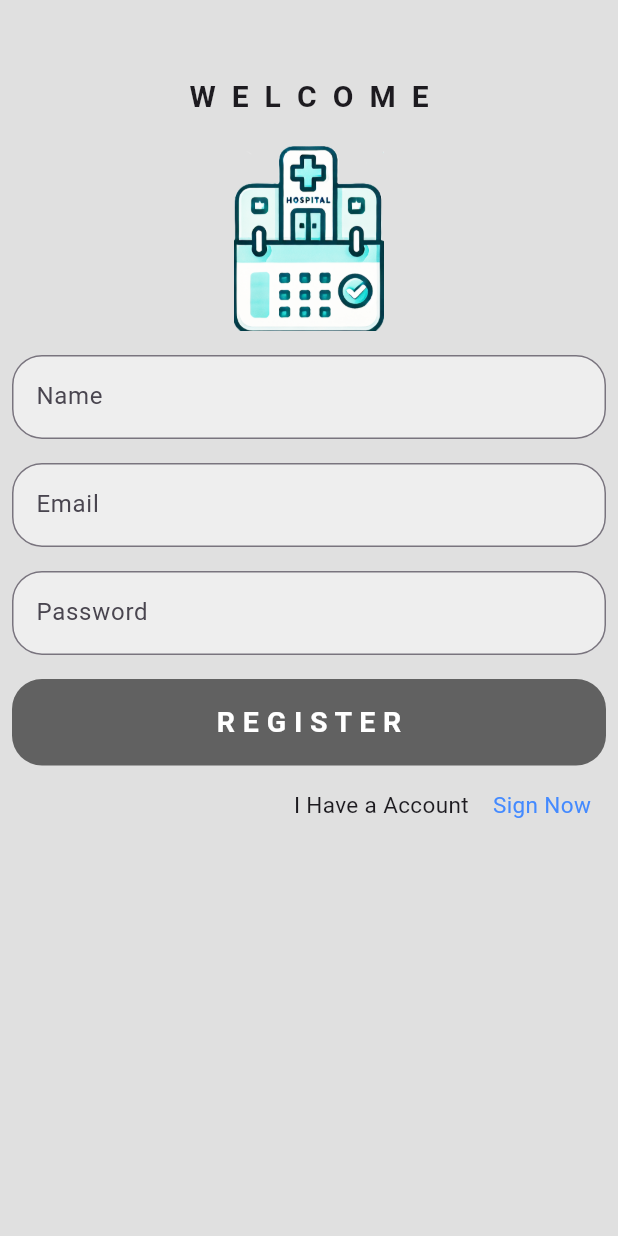
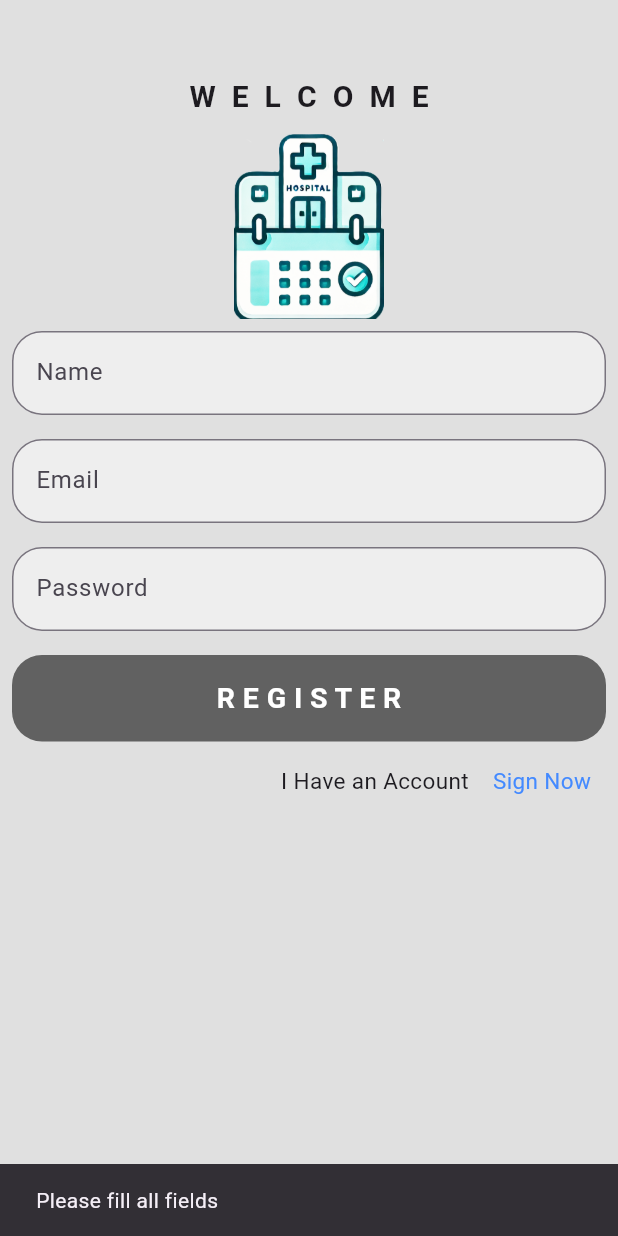
Before and after one commit to amalmathew2003/Hospital, a Flutter app: the RegisterPage screen opened directly, after a tap on "R E G I S T E R", on a phone screen of 412 x 824 dp. Run offline on Flutter 3.47's test engine with Material 3 defaults, Android fonts, the light colour scheme and no system bars; our stand-ins replace cloud_firestore, firebase_auth, firebase_core, flutter_screenutil, google_fonts, pdf and 1 more; accounts and stored records are empty; network calls fail.

Commit message:
this my 5 commit

```diff
--- a/lib/Screen/Home_Page.dart
+++ b/lib/Screen/Home_Page.dart
@@ -19,11 +19,20 @@ class _HomePageState extends State<HomePage> {
   final user = FirebaseAuth.instance.currentUser;
 
   Future<String?> getuser() async {
-    // Use the correct Userid from widget
-    DocumentSnapshot doc =
-    await FirebaseFirestore.instance.collection('user').doc(widget.Userid).get();
-    return doc.exists ? doc['name'] : null;
+    DocumentSnapshot doc = await FirebaseFirestore.instance
+        .collection('user')
+        .doc(widget.Userid)
+        .get();
+
+    print('User document: ${doc.data()}');
+
+    if (doc.exists && doc.data() != null) {
+      final data = doc.data() as Map<String, dynamic>;
+      return data['name'];
+    }
+    return null;
   }
+
 
   Future<void> Logout(BuildContext context) async {
     await FirebaseAuth.instance.signOut();
--- a/lib/Screen/Login_Screen.dart
+++ b/lib/Screen/Login_Screen.dart
@@ -155,7 +155,7 @@ class _LoginScreenState extends State<LoginScreen> {
                     padding: const EdgeInsets.all(8.0),
                     child: GestureDetector(
                         onTap: () {
-                          Navigator.push(context, MaterialPageRoute(
+                          Navigator.pushReplacement(context, MaterialPageRoute(
                               builder: (BuildContext context) {
                             return RegisterPage();
                           }));
--- a/lib/Screen/Register_Page.dart
+++ b/lib/Screen/Register_Page.dart
@@ -1,9 +1,7 @@
 import 'package:cloud_firestore/cloud_firestore.dart';
 import 'package:firebase_auth/firebase_auth.dart';
-import 'package:flutter/cupertino.dart';
 import 'package:flutter/material.dart';
 import 'package:google_fonts/google_fonts.dart';
-
 import 'Home_Page.dart';
 
 class RegisterPage extends StatefulWidget {
@@ -14,28 +12,55 @@ class RegisterPage extends StatefulWidget {
 }
 
 class _RegisterPageState extends State<RegisterPage> {
-  TextEditingController name=TextEditingController();
+  TextEditingController name = TextEditingController();
   TextEditingController email = TextEditingController();
   TextEditingController password = TextEditingController();
-  Future sign_up() async {
-    String Username=name.text.trim();
-    await FirebaseAuth.instance.createUserWithEmailAndPassword(
-        email: email.text.trim(), password: password.text.trim());
-    FirebaseFirestore.instance.collection('user').doc('Userid').set({'name':Username});
+
+  Future<void> signUpUser() async {
+    String username = name.text.trim();
+    String userEmail = email.text.trim();
+    String userPassword = password.text.trim();
+
+    if (username.isEmpty || userEmail.isEmpty || userPassword.isEmpty) {
+      ScaffoldMessenger.of(context).showSnackBar(
+        SnackBar(content: Text('Please fill all fields')),
+      );
+      return;
     }
-  // Future<void> Saveuser(String Userid) async {
-  //   String Username=name.text.trim();
-  //   if(Username.isNotEmpty){
-  //     await FirebaseFirestore.instance.collection('user').doc("Userid").set({
-  //       'name':Username,
-  //     });
-  //   }
-  // }
+
+    try {
+      // Firebase Authentication
+      UserCredential userCredential = await FirebaseAuth.instance
+          .createUserWithEmailAndPassword(email: userEmail, password: userPassword);
+
+      String uid = userCredential.user!.uid;
+
+      // Save to Firestore
+      await FirebaseFirestore.instance.collection('user').doc(uid).set({
+        'name': username,
+        'email': userEmail,
+      });
+
+      // Navigate to HomePage
+      Navigator.pushReplacement(
+        context,
+        MaterialPageRoute(
+          builder: (context) => HomePage(Userid: uid),
+        ),
+      );
+    } catch (e) {
+      print("Error during sign up: $e");
+      ScaffoldMessenger.of(context).showSnackBar(
+        SnackBar(content: Text('Signup failed: ${e.toString()}')),
+      );
+    }
+  }
 
   @override
   Widget build(BuildContext context) {
     final w = MediaQuery.of(context).size.width;
     final h = MediaQuery.of(context).size.height;
+
     return Scaffold(
       backgroundColor: Colors.grey[300],
       body: SingleChildScrollView(
@@ -43,88 +68,52 @@ class _RegisterPageState extends State<RegisterPage> {
           child: Center(
             child: Column(
               children: [
-              SizedBox(
-                height: 50,
-              ),
+                SizedBox(height: 50),
                 Text(
                   "W  E  L  C  O  M  E",
                   style: GoogleFonts.yesevaOne(
                       fontSize: 20, fontWeight: FontWeight.w700),
                 ),
-              SizedBox(
-                height: 10,
-              ),
-              Padding(
-                padding: const EdgeInsets.all(8.0),
-                child: Container(
+                SizedBox(height: 10),
+                Container(
                   height: h * .15,
                   width: w * .30,
                   decoration: BoxDecoration(
                     image: DecorationImage(
-                          image: AssetImage("assets/image/project final.png"))),
-
-                  // child: Image(image: AssetImage("assets/image/project final.png"),fit: BoxFit.contain,),
-                ),
-              ),
-              Padding(
-                padding: const EdgeInsets.all(8.0),
-                child: Container(
-                  decoration: BoxDecoration(
-                      color: Colors.grey[200],
-                      borderRadius: BorderRadius.circular(20)),
-                  child: TextFormField(
-                    controller: name,
-                    decoration: InputDecoration(
-                        hintText: "User Name",
-                        label: Text("Name"),
-                        border: OutlineInputBorder(
-                            borderRadius: BorderRadius.circular(20))),
+                      image: AssetImage("assets/image/project final.png"),
                     ),
                   ),
                 ),
                 Padding(
                   padding: const EdgeInsets.all(8.0),
-                child: Container(
-                  decoration: BoxDecoration(
-                      color: Colors.grey[200],
-                      borderRadius: BorderRadius.circular(20)),
-                  child: TextFormField(
-                    controller: email,
-                    decoration: InputDecoration(
-                        hintText: "Email",
-                        label: Text("Email"),
-                        border: OutlineInputBorder(
-                            borderRadius: BorderRadius.circular(20))),
-                  ),
+                  child: buildTextField(
+                    controller: name,
+                    hint: "User Name",
+                    label: "Name",
                   ),
                 ),
                 Padding(
                   padding: const EdgeInsets.all(8.0),
-                child: Container(
-                  decoration: BoxDecoration(
-                      color: Colors.grey[200],
-                      borderRadius: BorderRadius.circular(20)),
-                  child: TextFormField(
+                  child: buildTextField(
+                    controller: email,
+                    hint: "Email",
+                    label: "Email",
+                  ),
+                ),
+                Padding(
+                  padding: const EdgeInsets.all(8.0),
+                  child: buildTextField(
                     controller: password,
-                    decoration: InputDecoration(
-                        hintText: "Password",
-                        label: Text("Password"),
-                        border: OutlineInputBorder(
-                            borderRadius: BorderRadius.circular(20))),
-                  ),
+                    hint: "Password",
+                    label: "Password",
+                    obscure: true,
                   ),
                 ),
                 Padding(
                   padding: const EdgeInsets.all(8.0),
                   child: GestureDetector(
                     onTap: () async {
-
-                     await sign_up();
-
-                      Navigator.push(context,
-                          MaterialPageRoute(builder: (BuildContext context) {
-                        return HomePage(Userid: 'name',);
-                      }));
+                      await signUpUser(); // ✅ This handles sign-up and navigation
                     },
                     child: Container(
                       height: h * .070,
@@ -139,17 +128,20 @@ class _RegisterPageState extends State<RegisterPage> {
                           style: GoogleFonts.yesevaOne(
                             fontWeight: FontWeight.w700,
                             color: Colors.white,
-                            fontSize: 19),
-                      )),
+                            fontSize: 19,
                           ),
-                  )),
+                        ),
+                      ),
+                    ),
+                  ),
+                ),
                 Row(
                   mainAxisAlignment: MainAxisAlignment.end,
                   children: [
                     Padding(
                       padding: const EdgeInsets.all(8.0),
                       child: Text(
-                      "I Have a Account",
+                        "I Have an Account",
                         style: GoogleFonts.yesevaOne(fontSize: 15),
                       ),
                     ),
@@ -157,22 +149,47 @@ class _RegisterPageState extends State<RegisterPage> {
                       padding: const EdgeInsets.all(8.0),
                       child: GestureDetector(
                         onTap: () {
-                          Navigator.pop(context);
+                          Navigator.pop(context); // back to login
                         },
                         child: Text(
                           "Sign Now",
                           style: GoogleFonts.yesevaOne(
                               fontSize: 15, color: Colors.blueAccent),
-                        )),
                         ),
-                  SizedBox(
-                    width: 10,
                       ),
+                    ),
+                    SizedBox(width: 10),
                   ],
                 )
               ],
             ),
-        )),
+          ),
+        ),
+      ),
+    );
+  }
+
+  Widget buildTextField({
+    required TextEditingController controller,
+    required String hint,
+    required String label,
+    bool obscure = false,
+  }) {
+    return Container(
+      decoration: BoxDecoration(
+        color: Colors.grey[200],
+        borderRadius: BorderRadius.circular(20),
+      ),
+      child: TextFormField(
+        controller: controller,
+        obscureText: obscure,
+        decoration: InputDecoration(
+          hintText: hint,
+          label: Text(label),
+          border: OutlineInputBorder(
+            borderRadius: BorderRadius.circular(20),
+          ),
+        ),
       ),
     );
   }
```
Lines whose indentation alone changed are shown as unchanged.
